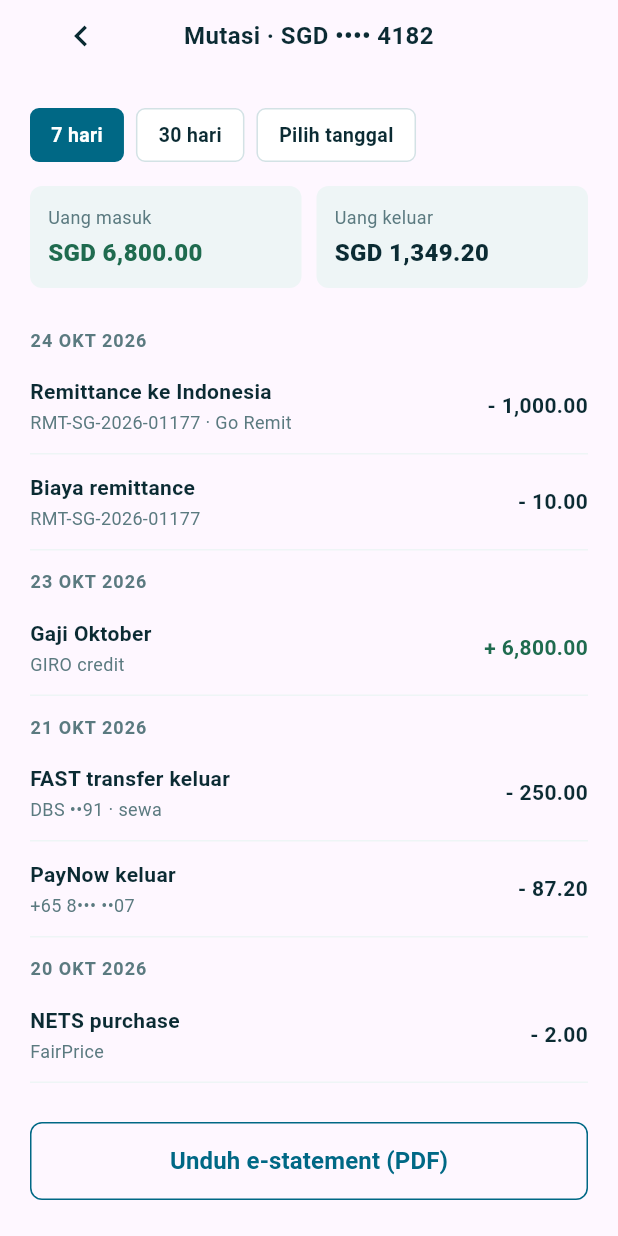
After one commit to marbor12/sg-eform, a Flutter app: the HomeScreen screen opened directly, after a tap on "Mutasi", on a phone screen of 412 x 824 dp. The commit adds this screen. Run offline on Flutter 3.47's test engine with Material 3 defaults, Android fonts, the phone set to English and light mode, and no system bars; our stand-ins replace dotted_border, flutter_svg.

Commit message:
add home/mutasi_rekening

```diff
--- /dev/null
+++ b/lib/core/widgets/tx_row.dart
@@ -0,0 +1,59 @@
+import 'package:flutter/material.dart';
+import '../theme/app_colors.dart';
+
+class TxRow extends StatelessWidget {
+  final String title;
+  final String subtitle;
+  final String amount;
+  final bool isIncome;
+
+  const TxRow({
+    required this.title,
+    required this.subtitle,
+    required this.amount,
+    required this.isIncome,
+  });
+
+  @override
+  Widget build(BuildContext context) {
+    return Container(
+      padding: const EdgeInsets.symmetric(vertical: 12),
+      decoration: const BoxDecoration(
+        border: Border(bottom: BorderSide(color: AppColors.soft)),
+      ),
+      child: Row(
+        mainAxisAlignment: MainAxisAlignment.spaceBetween,
+        children: [
+          Expanded(
+            child: Column(
+              crossAxisAlignment: CrossAxisAlignment.start,
+              children: [
+                Text(
+                  title,
+                  style: const TextStyle(
+                    fontSize: 14,
+                    fontWeight: FontWeight.w600,
+                    color: AppColors.text,
+                  ),
+                ),
+                const SizedBox(height: 2),
+                Text(
+                  subtitle,
+                  style: const TextStyle(fontSize: 12, color: AppColors.muted),
+                ),
+              ],
+            ),
+          ),
+          Text(
+            amount,
+            style: TextStyle(
+              fontSize: 14,
+              fontWeight: FontWeight.w700,
+              color: isIncome ? AppColors.success : AppColors.text,
+            ),
+          ),
+        ],
+      ),
+    );
+  }
+}
--- a/lib/data/dummy.dart
+++ b/lib/data/dummy.dart
@@ -38,3 +38,62 @@ const dummyTransactions = [
     isIncome: false,
   ),
 ];
+
+class MutasiItem {
+  final String? day;
+  final String title;
+  final String desc;
+  final String amount;
+  final bool isIncome;
+
+  const MutasiItem({
+    this.day,
+    required this.title,
+    required this.desc,
+    required this.amount,
+    required this.isIncome,
+  });
+}
+
+const dummyMutasi = [
+  MutasiItem(
+    day: '24 Okt 2026',
+    title: 'Remittance ke Indonesia',
+    desc: 'RMT-SG-2026-01177 · Go Remit',
+    amount: '- 1,000.00',
+    isIncome: false,
+  ),
+  MutasiItem(
+    title: 'Biaya remittance',
+    desc: 'RMT-SG-2026-01177',
+    amount: '- 10.00',
+    isIncome: false,
+  ),
+  MutasiItem(
+    day: '23 Okt 2026',
+    title: 'Gaji Oktober',
+    desc: 'GIRO credit',
+    amount: '+ 6,800.00',
+    isIncome: true,
+  ),
+  MutasiItem(
+    day: '21 Okt 2026',
+    title: 'FAST transfer keluar',
+    desc: 'DBS ••91 · sewa',
+    amount: '- 250.00',
+    isIncome: false,
+  ),
+  MutasiItem(
+    title: 'PayNow keluar',
+    desc: '+65 8••• ••07',
+    amount: '- 87.20',
+    isIncome: false,
+  ),
+  MutasiItem(
+    day: '20 Okt 2026',
+    title: 'NETS purchase',
+    desc: 'FairPrice',
+    amount: '- 2.00',
+    isIncome: false,
+  ),
+];
--- a/lib/features/home/home_screen.dart
+++ b/lib/features/home/home_screen.dart
@@ -2,6 +2,8 @@ import 'package:flutter/material.dart';
 import '../../core/theme/app_colors.dart';
 import '../../data/dummy.dart';
 import 'package:flutter_svg/flutter_svg.dart';
+import 'mutasi_screen.dart';
+import '../../core/widgets/tx_row.dart';
 
 class HomeScreen extends StatelessWidget {
   const HomeScreen({super.key});
@@ -146,7 +148,7 @@ class HomeScreen extends StatelessWidget {
                 ),
               ),
               const SizedBox(height: 22),
-              const Row(
+              Row(
                 children: [
                   Expanded(
                     child: _Shortcut(
@@ -158,6 +160,10 @@ class HomeScreen extends StatelessWidget {
                     child: _Shortcut(
                       icon: Icons.notes,
                       label: 'Mutasi',
+                      onTap: () => Navigator.push(
+                        context,
+                        MaterialPageRoute(builder: (context) => const MutasiScreen()),
+                      ),
                     ),
                   ),
                   Expanded(
@@ -198,7 +204,13 @@ class HomeScreen extends StatelessWidget {
                 ],
               ),
               const SizedBox(height: 10),
-              for (final t in dummyTransactions) _TxRow(t),
+              for (final t in dummyTransactions)
+              TxRow(
+                title: t.title,
+                subtitle: t.date,
+                amount: t.amount,
+                isIncome: t.isIncome,
+              ),
               const SizedBox(height: 24),
             ],
           ),
@@ -246,17 +258,24 @@ class HomeScreen extends StatelessWidget {
 class _Shortcut extends StatelessWidget {
   final IconData icon;
   final String label;
+  final VoidCallback? onTap;
 
-  const _Shortcut({required this.icon, required this.label});
+  const _Shortcut({required this.icon, required this.label, this.onTap});
 
   @override
   Widget build(BuildContext context) {
-    return Column(
-      children: [
-        Container(
-          width: 52,
-          height: 52,
-          decoration: const BoxDecoration(
+    return InkWell(
+      onTap: onTap,
+      borderRadius: BorderRadius.circular(12),
+      splashColor: Colors.transparent,
+      highlightColor: Colors.transparent,
+      hoverColor: Colors.transparent,
+      child: Column(
+        children: [
+          Container(
+            width: 52,
+            height: 52,
+            decoration: const BoxDecoration(
             color: AppColors.soft,
             borderRadius: BorderRadius.all(Radius.circular(12)),
           ),
@@ -272,54 +291,6 @@ class _Shortcut extends StatelessWidget {
           ),
         )
       ],
-    );
-  }
-}
-
-class _TxRow extends StatelessWidget {
-  final Transaction tx;
-
-  const _TxRow(this.tx);
-
-  @override
-  Widget build(BuildContext context) {
-    return Container(
-      padding: const EdgeInsets.symmetric(vertical: 12),
-      decoration: const BoxDecoration(
-        border: Border(bottom: BorderSide(color: AppColors.soft)),
-      ),
-      child: Row(
-        mainAxisAlignment: MainAxisAlignment.spaceBetween,
-        children: [
-          Expanded(
-            child: Column(
-              crossAxisAlignment: CrossAxisAlignment.start,
-              children: [
-                Text(
-                  tx.title,
-                  style: const TextStyle(
-                    fontSize: 14,
-                    fontWeight: FontWeight.w600,
-                    color: AppColors.text,
-                  ),
-                ),
-                const SizedBox(height: 2),
-                Text(
-                  tx.date,
-                  style: const TextStyle(fontSize: 12, color: AppColors.muted),
-                ),
-              ],
-            ),
-          ),
-                    Text(
-            tx.amount,
-            style: TextStyle(
-              fontSize: 14,
-              fontWeight: FontWeight.w700,
-              color: tx.isIncome ? AppColors.success : AppColors.text,
-            ),
-          ),
-        ],
       ),
     );
   }
--- /dev/null
+++ b/lib/features/home/mutasi_screen.dart
@@ -0,0 +1,194 @@
+import 'package:flutter/material.dart';
+import '../../core/theme/app_colors.dart';
+import '../../core/widgets/app_top_bar.dart';
+import '../../data/dummy.dart';
+import '../../core/widgets/tx_row.dart';
+import '../../core/widgets/app_button.dart';
+
+class MutasiScreen extends StatefulWidget {
+  const MutasiScreen({super.key});
+
+  @override
+  State<MutasiScreen> createState() => _MutasiScreenState();
+}
+
+class _MutasiScreenState extends State<MutasiScreen> {
+  int _filter = 0; // 0 = 7 hari, 1 = 30 hari, 2 = pilih tanggal
+
+  @override
+  Widget build(BuildContext context) {
+    return Scaffold(
+      body: SafeArea(
+        child: Padding(
+          padding: const EdgeInsets.symmetric(horizontal: 20),
+          child: Column(
+            crossAxisAlignment: CrossAxisAlignment.start,
+            children: [
+              const Padding(
+                padding: EdgeInsets.symmetric(horizontal: 10),
+                child: AppTopBar(title: 'Mutasi · SGD •••• 4182'),
+              ),
+              const SizedBox(height: 24),
+              Row(
+                children: [
+                  _FilterChip(
+                    label: '7 hari',
+                    selected: _filter == 0,
+                    onTap: () => setState(() => _filter = 0),
+                  ),
+                  const SizedBox(width: 8),
+                  _FilterChip(
+                    label: '30 hari',
+                    selected: _filter == 1,
+                    onTap: () => setState(() => _filter = 1),
+                  ),
+                  const SizedBox(width: 8),
+                  _FilterChip(
+                    label: 'Pilih tanggal',
+                    selected: _filter == 2,
+                    onTap: () => setState(() => _filter = 2),
+                  ),
+                ],
+              ),
+              const SizedBox(height: 16),
+              Row(
+                children: [
+                  const Expanded(
+                    child: _SummaryBox(
+                      label: 'Uang masuk',
+                      value: 'SGD 6,800.00',
+                      valueColor: AppColors.success,
+                    ),
+                  ),
+                  const SizedBox(width: 10),
+                  const Expanded(
+                    child: _SummaryBox(
+                      label: 'Uang keluar',
+                      value: 'SGD 1,349.20',
+                      valueColor: AppColors.text,
+                    ),
+                  ),
+                ],
+              ),
+              const SizedBox(height: 14),
+              Expanded(
+                child: ListView(
+                  children: [
+                    for (final m in dummyMutasi) ...[
+                      if (m.day != null)
+                        Padding(
+                          padding: const EdgeInsets.only(top: 12, bottom: 4),
+                          child: Text(
+                            m.day!.toUpperCase(),
+                            style: TextStyle(
+                              fontSize: 12,
+                              fontWeight: FontWeight.w700,
+                              color: AppColors.muted,
+                              letterSpacing: 0.7,
+                            ),
+                          ),
+                        ),
+                      TxRow(
+                        title: m.title,
+                        subtitle: m.desc,
+                        amount: m.amount,
+                        isIncome: m.isIncome,
+                      ),
+                    ],
+                  ],
+                ),
+              ),
+            ],
+          ),
+        ),
+      ),
+      bottomNavigationBar: Padding(
+        padding: const EdgeInsets.fromLTRB(20, 12, 20, 24),
+        child: AppButton(
+          label: 'Unduh e-statement (PDF)',
+          outlined: true,
+          onPressed: () {
+            ScaffoldMessenger.of(context).showSnackBar(
+              const SnackBar(content: Text('Fitur unduh belum tersedia')),
+            );
+          },
+        ),
+      ),
+    );
+  }
+}
+
+class _FilterChip extends StatelessWidget {
+  final String label;
+  final bool selected;
+  final VoidCallback onTap;
+
+  const _FilterChip({
+    required this.label,
+    required this.selected,
+    required this.onTap,
+  });
+
+  @override
+  Widget build(BuildContext context) {
+    return GestureDetector(
+      onTap: onTap,
+      child: Container(
+        height: 36,
+        padding: const EdgeInsets.symmetric(horizontal: 14),
+        alignment: Alignment.center,
+        decoration: BoxDecoration(
+          color: selected ? AppColors.primary : Colors.white,
+          borderRadius: BorderRadius.circular(6),
+          border: selected ? null : Border.all(color: AppColors.border),
+        ),
+        child: Text(
+          label,
+          style: TextStyle(
+            fontSize: 13,
+            fontWeight: selected ? FontWeight.w700 : FontWeight.w600,
+            color: selected ? Colors.white : AppColors.text,
+          ),
+        ),
+      ),
+    );
+  }
+}
+
+class _SummaryBox extends StatelessWidget {
+  final String label;
+  final String value;
+  final Color valueColor;
+
+  const _SummaryBox({
+    required this.label,
+    required this.value,
+    required this.valueColor,
+  });
+
+  @override
+  Widget build(BuildContext context) {
+    return Container(
+      padding: const EdgeInsets.all(12),
+      decoration: BoxDecoration(
+        color: AppColors.soft,
+        borderRadius: BorderRadius.circular(8),
+      ),
+      child: Column(
+        crossAxisAlignment: CrossAxisAlignment.start,
+        children: [
+          Text(label, style: TextStyle(fontSize: 12, color: AppColors.muted)),
+          const SizedBox(height: 4),
+          Text(
+            value,
+            style: TextStyle(
+              fontSize: 16,
+              fontWeight: FontWeight.w800,
+              color: valueColor,
+            ),
+          ),
+        ],
+      ),
+    );
+  }
+}
--- a/lib/main.dart
+++ b/lib/main.dart
@@ -2,6 +2,7 @@ import 'package:flutter/material.dart';
 import 'core/theme/app_colors.dart';
 import 'features/entry/email_screen.dart';
 import 'features/home/home_screen.dart';
+import 'dart:ui' as ui;
 
 void main() {
   runApp(const MaterialApp(
```
